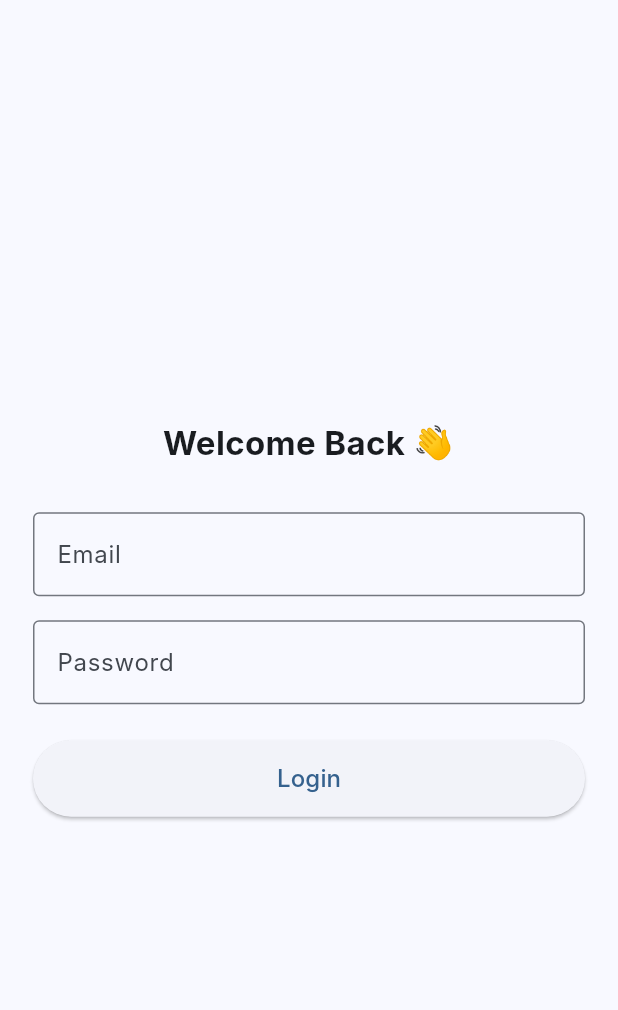
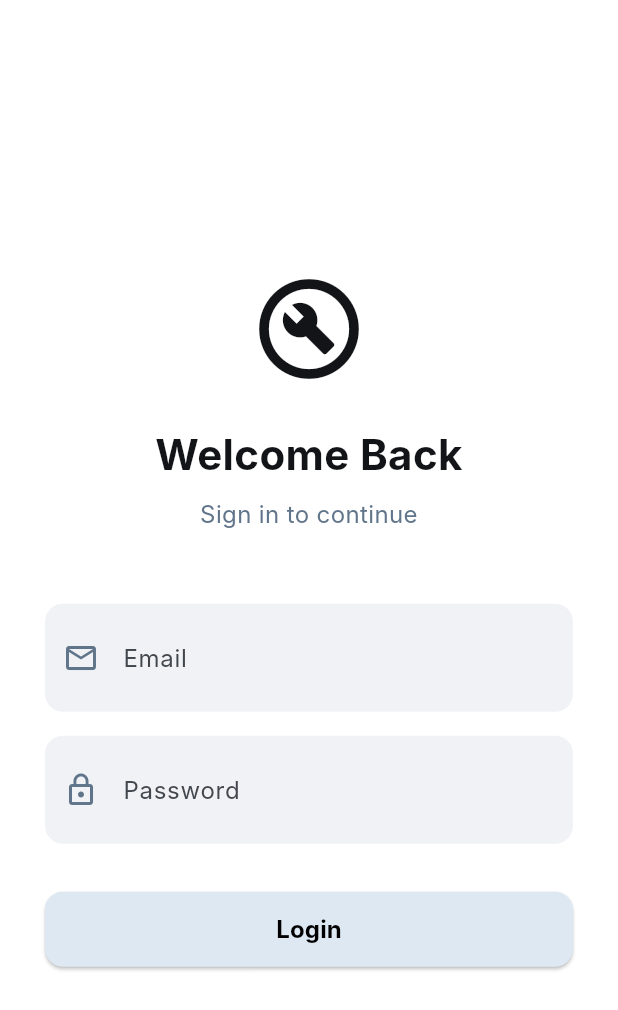
Before and after one commit to Chinyiii/mobile_assignment, a Flutter app: the screen it shows after launch, on a phone screen of 412 x 824 dp. Shown: the top 1010 px of the screen. Run offline on Flutter 3.47's test engine with Material 3 defaults, Android fonts, the phone set to English and light mode, and no system bars; our stand-ins replace image_picker, signature, supabase_flutter; missing offline and left inert: bcrypt; accounts and stored records are empty; Roboto replaces fonts that are missing (Inter).

Commit message:
Login UI

```diff
--- a/lib/pages/login_page.dart
+++ b/lib/pages/login_page.dart
@@ -22,6 +22,13 @@ class _LoginPageState extends State<LoginPage> {
     final email = emailController.text.trim();
     final password = passwordController.text.trim();
 
+    if (email.isEmpty || password.isEmpty) {
+      ScaffoldMessenger.of(context).showSnackBar(
+        const SnackBar(content: Text("Please enter email and password")),
+      );
+      return;
+    }
+
     setState(() => _isLoading = true);
 
     try {
@@ -37,75 +44,98 @@ class _LoginPageState extends State<LoginPage> {
         // Login failed
         if (mounted) {
           ScaffoldMessenger.of(context).showSnackBar(
-            const SnackBar(content: Text("Login failed")),
+            const SnackBar(content: Text("Login failed. Please check your credentials.")),
           );
         }
       }
     } catch (e) {
       if (mounted) {
         ScaffoldMessenger.of(context).showSnackBar(
-          SnackBar(content: Text("Error: $e")),
+          SnackBar(content: Text("An error occurred: ${e.toString()}")),
         );
       }
     }
 
+    if(mounted) {
       setState(() => _isLoading = false);
+    }
   }
 
   @override
   Widget build(BuildContext context) {
     return Scaffold(
-      body: Center(
+      backgroundColor: Colors.white,
+      body: SafeArea(
+        child: Center(
           child: ConstrainedBox(
             constraints: const BoxConstraints(maxWidth: 400),
             child: SingleChildScrollView(
-            padding: const EdgeInsets.all(16),
+              padding: const EdgeInsets.all(24),
               child: Column(
-              mainAxisSize: MainAxisSize.min,
+                crossAxisAlignment: CrossAxisAlignment.stretch,
                 children: [
+                  // Header
+                  const Icon(
+                    Icons.build_circle_outlined,
+                    size: 80,
+                    color: Color(0xFF121417),
+                  ),
+                  const SizedBox(height: 24),
                   const Text(
-                  "Welcome Back 👋",
+                    "Welcome Back",
                     style: TextStyle(
-                    fontSize: 22,
+                      fontSize: 28,
                       fontWeight: FontWeight.bold,
+                      color: Color(0xFF121417),
                     ),
                     textAlign: TextAlign.center,
                   ),
-                const SizedBox(height: 30),
+                  const SizedBox(height: 8),
+                  const Text(
+                    "Sign in to continue",
+                    style: TextStyle(
+                      fontSize: 16,
+                      color: Color(0xFF61758A),
+                    ),
+                    textAlign: TextAlign.center,
+                  ),
+                  const SizedBox(height: 48),
 
                   // Email
-                TextField(
+                  _buildTextField(
                     controller: emailController,
-                  decoration: const InputDecoration(
                     labelText: "Email",
-                    border: OutlineInputBorder(),
-                  ),
+                    icon: Icons.email_outlined,
                   ),
                   const SizedBox(height: 16),
 
                   // Password
-                TextField(
+                  _buildTextField(
                     controller: passwordController,
-                  decoration: const InputDecoration(
                     labelText: "Password",
-                    border: OutlineInputBorder(),
-                  ),
+                    icon: Icons.lock_outline,
                     obscureText: true,
                   ),
-                const SizedBox(height: 24),
+                  const SizedBox(height: 32),
 
                   // Login button
-                _isLoading
-                    ? const Center(child: CircularProgressIndicator())
-                    : ElevatedButton(
-                  onPressed: login,
+                  SizedBox(
+                    height: 50,
+                    child: ElevatedButton(
+                      onPressed: _isLoading ? null : login,
                       style: ElevatedButton.styleFrom(
-                    padding: const EdgeInsets.symmetric(vertical: 14),
-                    minimumSize: const Size.fromHeight(50),
+                        foregroundColor: Colors.black,
+                        backgroundColor: const Color(0xFFDEE8F2),
+                        shape: RoundedRectangleBorder(
+                          borderRadius: BorderRadius.circular(12),
                         ),
-                  child: const Text(
+                      ),
+                      child: _isLoading
+                          ? const CircularProgressIndicator(color: Colors.white)
+                          : const Text(
                         "Login",
-                    style: TextStyle(fontSize: 16),
+                        style: TextStyle(fontSize: 16, fontWeight: FontWeight.bold),
+                      ),
                     ),
                   ),
                 ],
@@ -113,6 +143,31 @@ class _LoginPageState extends State<LoginPage> {
             ),
           ),
         ),
+      ),
+    );
+  }
+
+  Widget _buildTextField({
+    required TextEditingController controller,
+    required String labelText,
+    required IconData icon,
+    bool obscureText = false,
+  }) {
+    return Container(
+      decoration: BoxDecoration(
+        color: const Color(0xFFF0F2F5),
+        borderRadius: BorderRadius.circular(12),
+      ),
+      child: TextField(
+        controller: controller,
+        obscureText: obscureText,
+        decoration: InputDecoration(
+          labelText: labelText,
+          prefixIcon: Icon(icon, color: const Color(0xFF61758A)),
+          border: InputBorder.none,
+          contentPadding: const EdgeInsets.symmetric(horizontal: 16, vertical: 16),
+        ),
+      ),
     );
   }
 }
```
Lines whose indentation alone changed are shown as unchanged.
